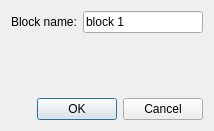
This is scripts/Block/BlockDialog.ui in qcad/qcad as Qt 5 draws it before an edit. The edited form follows.
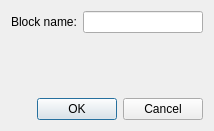
This is the edited form.

Commit message: allow translation of default layer / block names

Patch:
```diff
--- a/scripts/Block/BlockDialog.ui
+++ b/scripts/Block/BlockDialog.ui
@@ -27,11 +27,7 @@
       </widget>
      </item>
      <item row="0" column="1">
-      <widget class="QLineEdit" name="BlockName">
-       <property name="text">
-        <string>block 1</string>
-       </property>
-      </widget>
+      <widget class="QLineEdit" name="BlockName"/>
      </item>
     </layout>
    </item>
```
Left out of the diff: 2 changed lines with no effect on the pictures. The commit also changes 3 other files.
